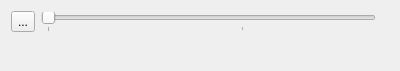
The window that src/ui/timeline.ui (hippich/recorditnow) describes before a commit, drawn with Qt 5.
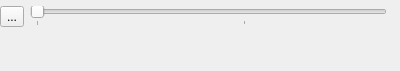
The same window after the commit. Custom widgets are drawn as their Qt base class.

What changed in the file:
```diff
--- a/src/ui/timeline.ui
+++ b/src/ui/timeline.ui
@@ -14,6 +14,9 @@
    <string>Form</string>
   </property>
   <layout class="QVBoxLayout" name="verticalLayout_2">
+   <property name="margin">
+    <number>0</number>
+   </property>
    <item>
     <layout class="QHBoxLayout" name="horizontalLayout">
      <item>
```
